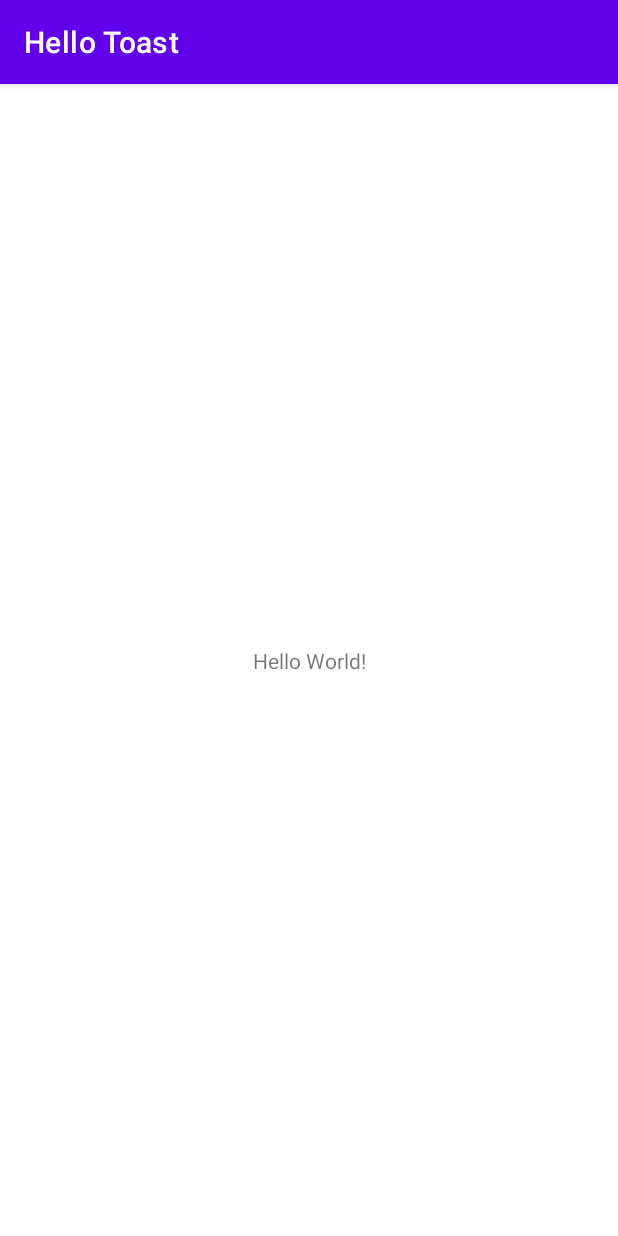
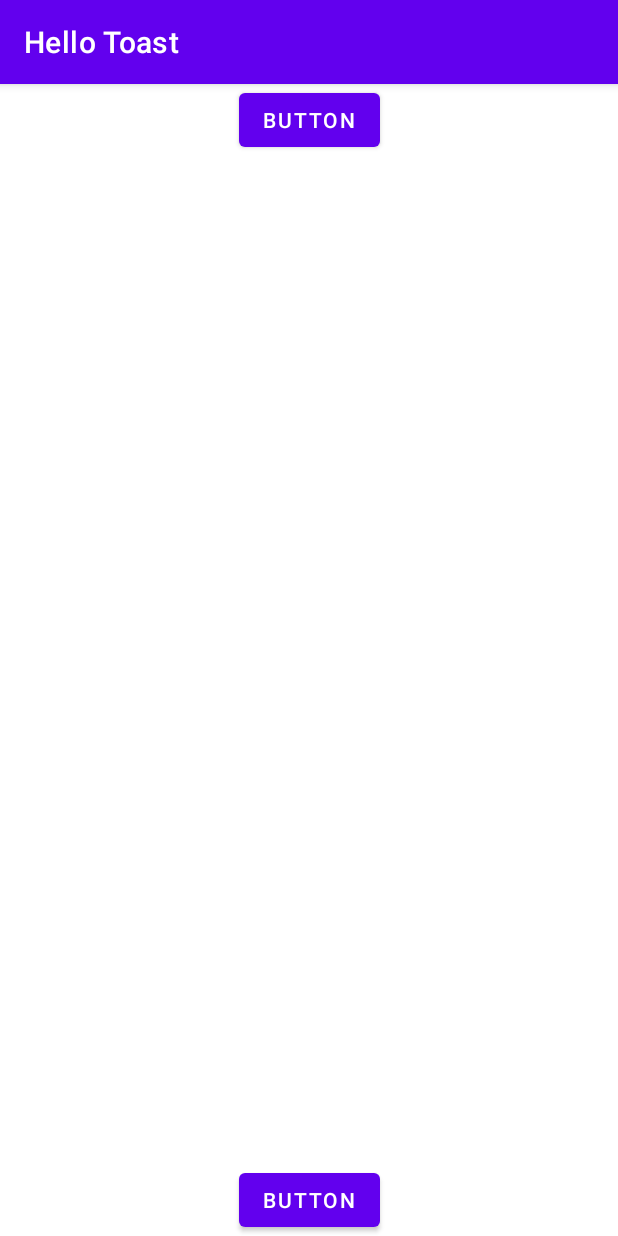
Before and after one commit to MAD-Weekly-Assignment/Lab-1-HelloToast, an Android app: the screen it shows after launch (MainActivity), on a phone screen of 412 x 824 dp. Run offline under Robolectric (Android 15) with nearby library versions, the phone set to English and light mode, and no system bars.

Commit message:
Added Buttons to the layout

```diff
--- a/HelloToast/app/src/main/res/layout/activity_main.xml
+++ b/HelloToast/app/src/main/res/layout/activity_main.xml
@@ -6,13 +6,22 @@
     android:layout_height="match_parent"
     tools:context=".MainActivity">
 
-    <TextView
+
+    <Button
+        android:id="@+id/button"
         android:layout_width="wrap_content"
         android:layout_height="wrap_content"
-        android:text="Hello World!"
-        app:layout_constraintBottom_toBottomOf="parent"
-        app:layout_constraintLeft_toLeftOf="parent"
-        app:layout_constraintRight_toRightOf="parent"
+        android:text="Button"
+        app:layout_constraintEnd_toEndOf="parent"
+        app:layout_constraintStart_toStartOf="parent"
         app:layout_constraintTop_toTopOf="parent" />
 
+    <Button
+        android:id="@+id/button2"
+        android:layout_width="wrap_content"
+        android:layout_height="wrap_content"
+        android:text="Button"
+        app:layout_constraintBottom_toBottomOf="parent"
+        app:layout_constraintEnd_toEndOf="parent"
+        app:layout_constraintStart_toStartOf="parent" />
 </androidx.constraintlayout.widget.ConstraintLayout>
```
